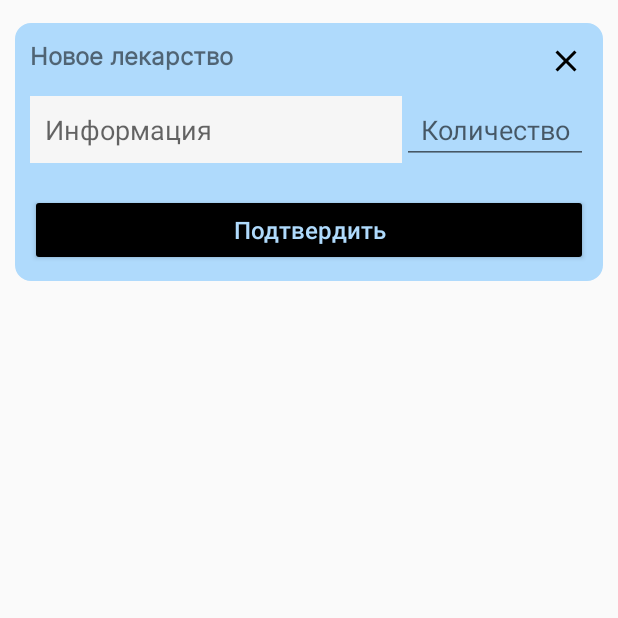
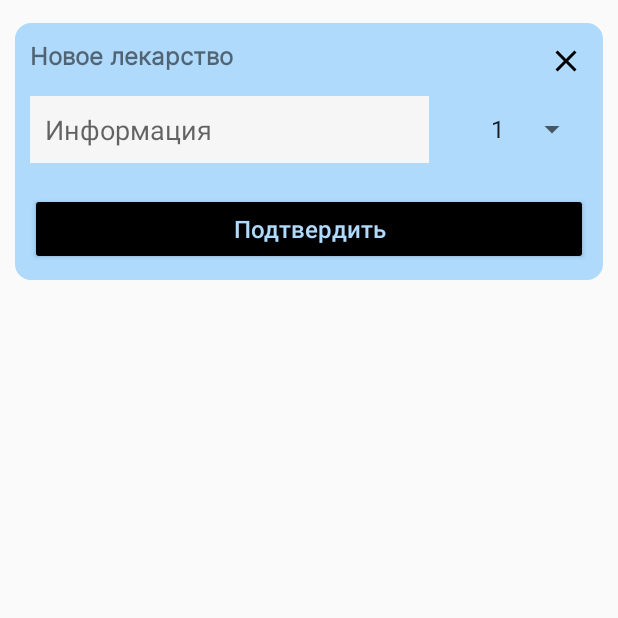
Before and after one commit to BadLog1n/MedsTime, an Android app: the screen it shows after launch (MainActivity), after a tap on an icon or button, on a phone screen of 412 x 824 dp, the top half of it. Run offline under Robolectric (Android 15) with nearby library versions, the phone set to English and light mode, and no system bars.

```diff
--- a/app/src/main/java/com/oneseed/medstime/MainActivity.java
+++ b/app/src/main/java/com/oneseed/medstime/MainActivity.java
@@ -8,6 +8,7 @@ import android.widget.Button;
 import android.widget.EditText;
 import android.widget.ImageButton;
 import android.widget.LinearLayout;
+import android.widget.Spinner;
 import android.widget.Toast;
 
 import androidx.appcompat.app.AppCompatActivity;
@@ -31,7 +32,7 @@ public class MainActivity extends AppCompatActivity {
         ImageButton openButton = findViewById(R.id.addMedsImgBtn);
         ImageButton closeButton = findViewById(R.id.closeImgBtn);
         Button addNewMedButton = findViewById(R.id.addNewMedButton);
-        EditText editTextNumber = findViewById(R.id.editTextNumber);
+        Spinner countSpinner = findViewById(R.id.countSpinner);
         EditText newMedicineText = findViewById(R.id.newMedicineEditText);
         LinearLayout addMedsLayout = findViewById(R.id.addMedsLayout);
         LinearLayout addMedsBtnLayout = findViewById(R.id.addMedsBtnLayout);
@@ -52,7 +53,7 @@ public class MainActivity extends AppCompatActivity {
 
         addNewMedButton.setOnClickListener(v -> {
             String newMedicineTextString = newMedicineText.getText().toString();
-            String editTextNumberString = editTextNumber.getText().toString();
+            String editTextNumberString = countSpinner.getSelectedItem().toString();
             if (newMedicineTextString.equals("")) {
                 Toast.makeText(this, "Пожалуйста, введите название или информацию", Toast.LENGTH_SHORT).show();
                 return;
@@ -65,7 +66,7 @@ public class MainActivity extends AppCompatActivity {
             addMedsBtnLayout.setVisibility(View.VISIBLE);
             meds.add(new Meds(newMedicineTextString, times, 0));
             newMedicineText.setText("");
-            editTextNumber.setText("");
+            countSpinner.setSelection(0);
         });
 
     }
@@ -99,4 +100,5 @@ public class MainActivity extends AppCompatActivity {
             return true;
         }
     }
+
 }
--- a/app/src/main/res/layout/activity_main.xml
+++ b/app/src/main/res/layout/activity_main.xml
@@ -96,7 +96,7 @@
                     android:layout_width="match_parent"
                     android:layout_height="wrap_content"
                     android:layout_gravity="start"
-                    android:layout_weight="0.5"
+                    android:layout_weight="0.4"
                     android:background="@color/grey_mes_edittext"
                     android:ems="10"
                     android:gravity="start|top"
@@ -109,16 +109,15 @@
                     android:paddingEnd="10dp"
                     android:paddingBottom="10dp" />
 
-                <EditText
-                    android:id="@+id/editTextNumber"
+                <Spinner
+                    android:id="@+id/countSpinner"
+                    android:gravity="end"
+                    android:textAlignment="textEnd"
+                    android:layout_gravity="center"
                     android:layout_width="match_parent"
                     android:layout_height="wrap_content"
-                    android:layout_gravity="end"
-                    android:layout_weight="1"
-                    android:ems="10"
-                    android:gravity="center"
-                    android:hint="Количество"
-                    android:inputType="number" />
+                    android:entries="@array/spinnerItems"
+                    android:layout_weight="1" />
             </LinearLayout>
 
             <Button
--- a/app/src/main/res/values/strings.xml
+++ b/app/src/main/res/values/strings.xml
@@ -4,4 +4,16 @@
     <string name="completeText">Подтвердить</string>
     <string name="medsShared">Meds</string>
     <string name="splitArrayString">;;</string>
+    <string-array name="spinnerItems">
+        <item>1</item>
+        <item>2</item>
+        <item>3</item>
+        <item>4</item>
+        <item>5</item>
+        <item>6</item>
+        <item>7</item>
+        <item>8</item>
+        <item>9</item>
+        <item>10</item>
+    </string-array>
 </resources>
```
